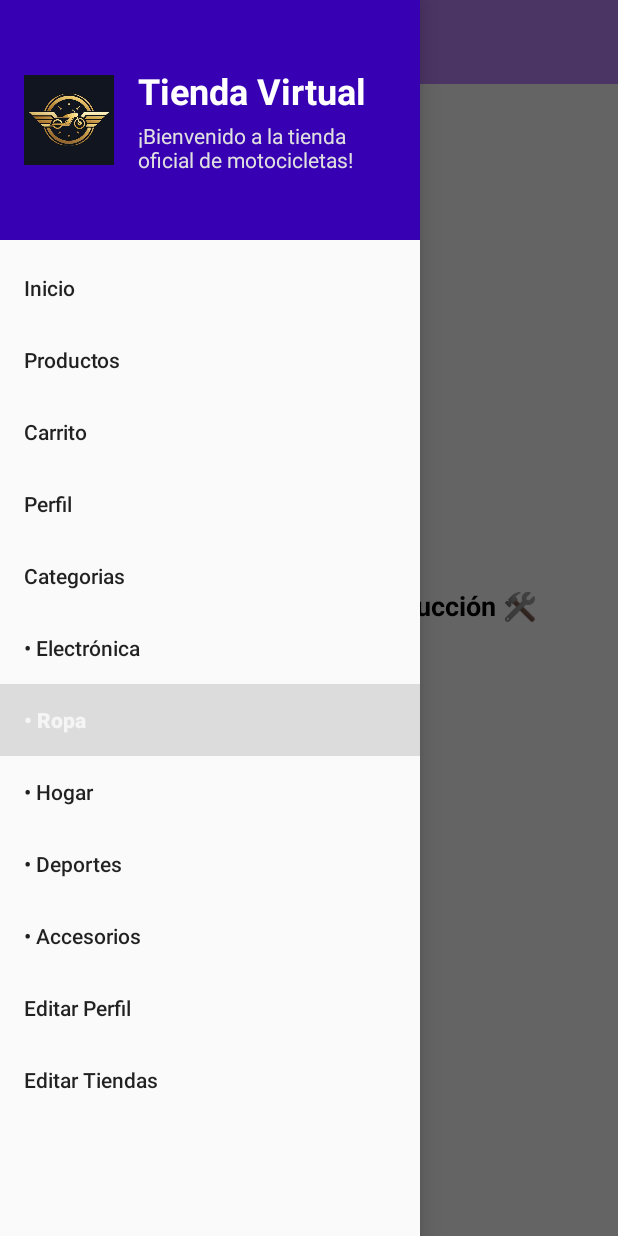
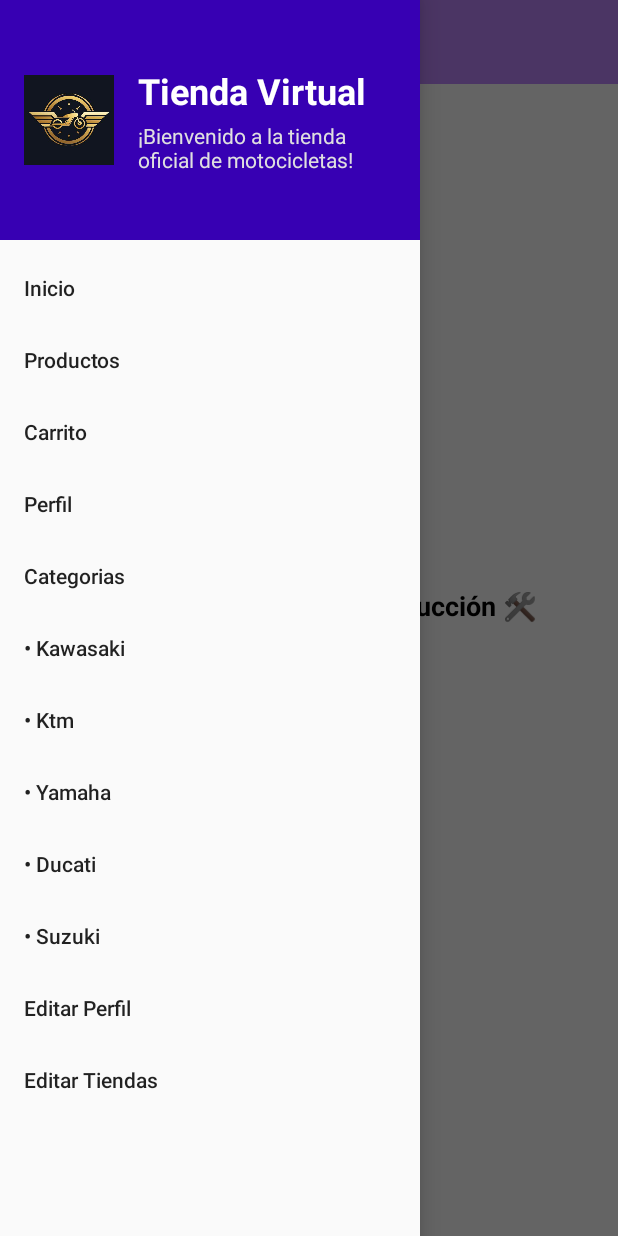
Before and after one commit to PvOur1/proyecto, an Android app: the KtmFragment screen opened through its navigation route, with the side drawer open, on a phone screen of 412 x 824 dp. Run offline under Robolectric (Android 15) with nearby library versions, the phone set to English and light mode, and no system bars; our stand-ins replace navigation-ui.

Commit message:
mis cambiesitos

```diff
--- a/app/src/main/java/com/example/taller2/fragments/DeporteFragment.kt
+++ b/app/src/main/java/com/example/taller2/fragments/DucatiFragment.kt
@@ -9,18 +9,18 @@ import androidx.fragment.app.Fragment
 import androidx.navigation.fragment.findNavController
 import com.example.taller2.R
 
-class DeporteFragment : Fragment(){
+class DucatiFragment : Fragment(){
 
     override fun onCreateView(
         inflater: LayoutInflater,
         container: ViewGroup?,
         savedInstanceState: Bundle?
     ): View? {
-        val view = inflater.inflate(R.layout.fragment_cat_deporte, container, false)
+        val view = inflater.inflate(R.layout.fragment_cat_ducati, container, false)
         val button_volver = view.findViewById<Button>(R.id.button_volver)
 
         button_volver.setOnClickListener {
-            findNavController().navigate(R.id.action_deporteFragment_to_CategoriasFragment)
+            findNavController().navigate(R.id.action_DucatiFragment_to_CategoriasFragment)
         }
         return view
     }
--- a/app/src/main/java/com/example/taller2/fragments/ElectronicaFragment.kt
+++ b/app/src/main/java/com/example/taller2/fragments/KawasakiFragment.kt
@@ -9,18 +9,18 @@ import androidx.fragment.app.Fragment
 import androidx.navigation.fragment.findNavController
 import com.example.taller2.R
 
-class ElectronicaFragment : Fragment() {
+class KawasakiFragment : Fragment() {
 
     override fun onCreateView(
         inflater: LayoutInflater,
         container: ViewGroup?,
         savedInstanceState: Bundle?
     ): View? {
-        val view = inflater.inflate(R.layout.fragment_cat_electronica, container, false)
+        val view = inflater.inflate(R.layout.fragment_cat_kawasaki, container, false)
         val button_volver = view.findViewById<Button>(R.id.button_volver)
 
         button_volver.setOnClickListener {
-            findNavController().navigate(R.id.action_deporteFragment_to_CategoriasFragment)
+            findNavController().navigate(R.id.action_KawasakiFragment_to_CategoriasFragment)
         }
         return view
     }
--- a/app/src/main/java/com/example/taller2/fragments/RopaFragment.kt
+++ b/app/src/main/java/com/example/taller2/fragments/KtmFragment.kt
@@ -9,17 +9,17 @@ import androidx.fragment.app.Fragment
 import androidx.navigation.fragment.findNavController
 import com.example.taller2.R
 
-class RopaFragment  : Fragment(){
+class KtmFragment  : Fragment(){
     override fun onCreateView(
         inflater: LayoutInflater,
         container: ViewGroup?,
         savedInstanceState: Bundle?
     ): View? {
-        val view = inflater.inflate(R.layout.fragment_cat_ropa , container, false)
+        val view = inflater.inflate(R.layout.fragment_cat_ktm , container, false)
         val button_volver = view.findViewById<Button>(R.id.button_volver)
 
         button_volver.setOnClickListener {
-            findNavController().navigate(R.id.action_ropaFragment_to_CategoriasFragment)
+            findNavController().navigate(R.id.action_KTMFragment_to_CategoriasFragment)
         }
         return view
     }
--- a/app/src/main/res/layout/activity_central.xml
+++ b/app/src/main/res/layout/activity_central.xml
@@ -23,7 +23,7 @@
             android:id="@+id/icono_parcial_central"
             android:layout_width="310dp"
             android:layout_height="328dp"
-            app:srcCompat="@drawable/parcial_logo" />
+            app:srcCompat="@drawable/logo" />
 
         <EditText
             android:id="@+id/edtPeso"
--- a/app/src/main/res/layout/activity_index.xml
+++ b/app/src/main/res/layout/activity_index.xml
@@ -18,7 +18,7 @@
         app:layout_constraintStart_toStartOf="parent"
         app:layout_constraintTop_toTopOf="parent"
         app:layout_constraintVertical_bias="0.066"
-        app:srcCompat="@drawable/parcial_logo" />
+        app:srcCompat="@drawable/logo" />
 
     <TextView
         android:id="@+id/nameApp_pg2"
--- a/app/src/main/res/layout/activity_login.xml
+++ b/app/src/main/res/layout/activity_login.xml
@@ -46,7 +46,7 @@
         app:layout_constraintStart_toStartOf="parent"
         app:layout_constraintTop_toTopOf="parent"
         app:layout_constraintVertical_bias="0.061"
-        app:srcCompat="@drawable/parcial_logo" />
+        app:srcCompat="@drawable/logo" />
 
     <TextView
         android:id="@+id/NameApp_pg3"
--- a/app/src/main/res/layout/activity_recuperacion_contrasena.xml
+++ b/app/src/main/res/layout/activity_recuperacion_contrasena.xml
@@ -19,7 +19,7 @@
             android:layout_height="120dp"
             android:layout_marginBottom="16dp"
             android:contentDescription="Logo de la aplicación"
-            android:src="@drawable/parcial_logo" />
+            android:src="@drawable/logo" />
 
         <!-- Mensaje instructivo -->
         <TextView
--- a/app/src/main/res/layout/activity_register.xml
+++ b/app/src/main/res/layout/activity_register.xml
@@ -22,7 +22,7 @@
             android:layout_width="150dp"
             android:layout_height="150dp"
             android:layout_gravity="center"
-            app:srcCompat="@drawable/parcial_logo" />
+            app:srcCompat="@drawable/logo" />
 
         <!-- NOMBRE DE LA APP -->
         <TextView
--- a/app/src/main/res/menu/drawer_menu.xml
+++ b/app/src/main/res/menu/drawer_menu.xml
@@ -18,20 +18,20 @@
             android:id="@+id/CategoriasFragment"
             android:title="@string/categorias" />
         <item
-            android:id="@+id/electronicaFragment"
-            android:title="• Electrónica" />
+            android:id="@+id/KawasakiFragment"
+            android:title="• Kawasaki" />
         <item
-            android:id="@+id/ropaFragment"
-            android:title="• Ropa" />
+            android:id="@+id/KtmFragment"
+            android:title="• Ktm" />
         <item
-            android:id="@+id/hogarFragment"
-            android:title="• Hogar" />
+            android:id="@+id/YamahaFragment"
+            android:title="• Yamaha" />
         <item
-            android:id="@+id/deportesFragment"
-            android:title="• Deportes" />
+            android:id="@+id/DucatiFragment"
+            android:title="• Ducati" />
         <item
-            android:id="@+id/accesoriosFragment"
-            android:title="• Accesorios" />
+            android:id="@+id/SuzukiFragment"
+            android:title="• Suzuki" />
         <item
             android:id="@+id/editarPerfilFragment"
             android:title="@string/editar_perfil" />
--- a/app/src/main/res/navigation/nav_graph.xml
+++ b/app/src/main/res/navigation/nav_graph.xml
@@ -61,62 +61,62 @@
             android:id="@+id/action_CategoriasFragment_to_inicioFragment"
             app:destination="@id/inicioFragment" />
         <action
-            android:id="@+id/action_CategoriasFragment_to_accesoriosFragment"
-            app:destination="@id/accesoriosFragment" />
+            android:id="@+id/action_CategoriasFragment_to_SuzukiFragment"
+            app:destination="@id/SuzukiFragment" />
         <action
-            android:id="@+id/action_CategoriasFragment_to_ropaFragment"
-            app:destination="@id/ropaFragment" />
+            android:id="@+id/action_CategoriasFragment_to_KtmFragment"
+            app:destination="@id/KTMFragment" />
         <action
-            android:id="@+id/action_CategoriasFragment_to_hogarFragment"
-            app:destination="@id/hogarFragment" />
+            android:id="@+id/action_CategoriasFragment_to_YamahaFragment"
+            app:destination="@id/YamahaFragment" />
         <action
-            android:id="@+id/action_CategoriasFragment_to_deporteFragment"
-            app:destination="@id/deportesFragment" />
+            android:id="@+id/action_CategoriasFragment_to_DucatiFragment"
+            app:destination="@id/DucatiFragment" />
         <action
-            android:id="@+id/action_CategoriasFragment_to_electronicaFragment"
-            app:destination="@id/electronicaFragment" />
+            android:id="@+id/action_CategoriasFragment_to_KawasakiFragment"
+            app:destination="@id/KawasakiFragment" />
     </fragment>
 
     <fragment
-        android:id="@+id/ropaFragment"
-        android:name="com.example.taller2.fragments.RopaFragment"
+        android:id="@+id/KTMFragment"
+        android:name="com.example.taller2.fragments.KtmFragment"
         android:label="Ropa">
         <action
-            android:id="@+id/action_ropaFragment_to_CategoriasFragment"
+            android:id="@+id/action_KTMFragment_to_CategoriasFragment"
             app:destination="@id/CategoriasFragment" />
 </fragment>
 
     <fragment
-        android:id="@+id/hogarFragment"
-        android:name="com.example.taller2.fragments.HogarFragment"
+        android:id="@+id/YamahaFragment"
+        android:name="com.example.taller2.fragments.YamahaFragment"
         android:label="Hogar" />
     <action
-        android:id="@+id/action_hogarFragment_to_CategoriasFragment"
+        android:id="@+id/action_YamahaFragment_to_CategoriasFragment"
         app:destination="@id/CategoriasFragment" />
 
     <fragment
-        android:id="@+id/deportesFragment"
-        android:name="com.example.taller2.fragments.DeporteFragment"
+        android:id="@+id/DucatiFragment"
+        android:name="com.example.taller2.fragments.DucatiFragment"
         android:label="Deportes" />
     <action
-        android:id="@+id/action_deporteFragment_to_CategoriasFragment"
+        android:id="@+id/action_DucatiFragment_to_CategoriasFragment"
         app:destination="@id/CategoriasFragment" />
 
     <fragment
-        android:id="@+id/accesoriosFragment"
-        android:name="com.example.taller2.fragments.AccesoriosFragment"
+        android:id="@+id/SuzukiFragment"
+        android:name="com.example.taller2.fragments.SuzukiFragment"
         android:label="Accesorios" >
         <action
-            android:id="@+id/action_accesoriosFragment_to_CategoriasFragment"
+            android:id="@+id/action_SuzukiFragment_to_CategoriasFragment"
             app:destination="@id/CategoriasFragment" />
     </fragment>
 
     <fragment
-        android:id="@+id/electronicaFragment"
-        android:name="com.example.taller2.fragments.ElectronicaFragment"
+        android:id="@+id/KawasakiFragment"
+        android:name="com.example.taller2.fragments.KawasakiFragment"
         android:label="Electrónica" />
     <action
-        android:id="@+id/action_electronicaFragment_to_CategoriasFragment"
+        android:id="@+id/action_KawasakiFragment_to_CategoriasFragment"
         app:destination="@id/CategoriasFragment" />
     <fragment
         android:id="@+id/tiendaFragment"
```
Also changed, not shown: app/src/main/java/com/example/taller2/fragments/CategoriasFragment.kt (+15 -15 lines), app/src/main/java/com/example/taller2/fragments/SuzukiFragment.kt (renamed from app/src/main/java/com/example/taller2/fragments/HogarFragment.kt, +6 -4 lines), app/src/main/java/com/example/taller2/fragments/YamahaFragment.kt (renamed from app/src/main/java/com/example/taller2/fragments/AccesoriosFragment.kt, +4 -6 lines), app/src/main/res/layout/fragment_categorias.xml (+5 -5 lines), app/src/main/res/layout/fragment_cat_ducati.xml (renamed from app/src/main/res/layout/fragment_cat_accesorios.xml), app/src/main/res/layout/fragment_cat_kawasaki.xml (renamed from app/src/main/res/layout/fragment_cat_deporte.xml), app/src/main/res/layout/fragment_cat_ktm.xml (renamed from app/src/main/res/layout/fragment_cat_electronica.xml), app/src/main/res/layout/fragment_cat_suzuki.xml (renamed from app/src/main/res/layout/fragment_cat_hogar.xml), app/src/main/res/layout/fragment_cat_yamaha.xml (renamed from app/src/main/res/layout/fragment_cat_ropa.xml).
